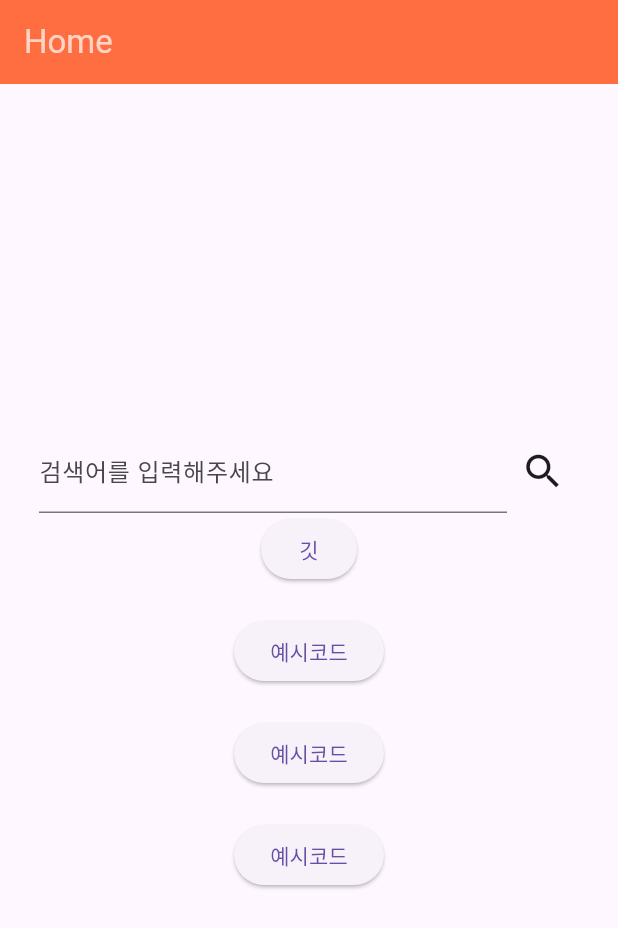
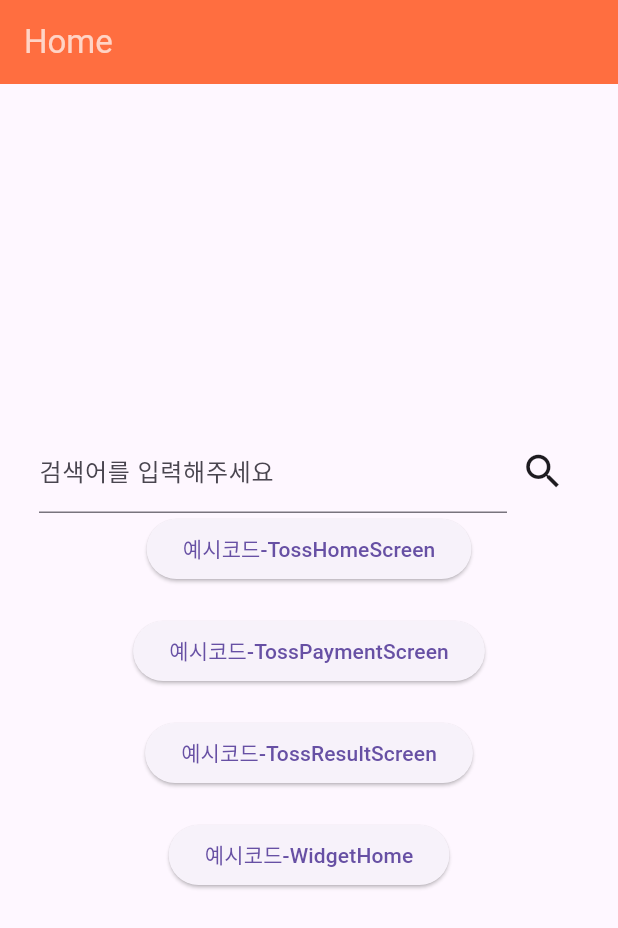
Before and after one commit to Team-PackUp/packup-mobile, a Flutter app: the Home screen opened by its route, on a phone screen of 412 x 824 dp. Shown: the top 928 px of the screen. Run offline on Flutter 3.47's test engine with Material 3 defaults, Android fonts, the phone set to English and light mode, and no system bars; our stand-ins replace dio, flutter_chat_bubble, flutter_dotenv, flutter_secure_storage, flutter_signin_button, get and 5 more; missing offline and left inert: flutter_quill, flutter_quill_extensions, kakao_flutter_sdk_user, tosspayments_widget_sdk_flutter; accounts and stored records are empty.

```diff
--- a/lib/common/router.dart
+++ b/lib/common/router.dart
@@ -1,5 +1,6 @@
 import 'package:go_router/go_router.dart';
 import 'package:packup/view/home/home.dart';
+import 'package:get/get.dart';
 import 'package:packup/view/login/login.dart';
 import 'package:packup/view/index.dart';
 import 'package:packup/view/user/preference/preference.dart';
@@ -27,6 +28,7 @@ import 'package:packup/view/user/preference/preference.dart';
 // ),
 
 final router = GoRouter(
+  navigatorKey: Get.key,
   routes: [
     GoRoute(
       path: '/preference',
@@ -34,8 +36,8 @@ final router = GoRouter(
     ),
     GoRoute(
         path: '/',
-        // builder: (context, state) => const Login()
-        builder: (context, state) => const Preference(),
+        builder: (context, state) => const Login()
+        // builder: (context, state) => const Preference(),
     ),
     GoRoute(
         path: '/index',
--- a/lib/view/home/home.dart
+++ b/lib/view/home/home.dart
@@ -43,7 +43,7 @@ class Home extends StatelessWidget {
                     ),
                   );
                 },
-                child: const Text('깃'),
+                child: const Text('예시코드-TossHomeScreen'),
               ),
               const SizedBox(height: 20),
               ElevatedButton(
@@ -55,7 +55,7 @@ class Home extends StatelessWidget {
                     ),
                   );
                 },
-                child: const Text('예시코드'),
+                child: const Text('예시코드-TossPaymentScreen'),
               ),
               const SizedBox(height: 20),
               ElevatedButton(
@@ -67,7 +67,7 @@ class Home extends StatelessWidget {
                     ),
                   );
                 },
-                child: const Text('예시코드'),
+                child: const Text('예시코드-TossResultScreen'),
               ),
               const SizedBox(height: 20),
               ElevatedButton(
@@ -79,7 +79,7 @@ class Home extends StatelessWidget {
                     ),
                   );
                 },
-                child: const Text('예시코드'),
+                child: const Text('예시코드-WidgetHome'),
               ),
               // const SizedBox(height: 20),
               // ElevatedButton(
```
